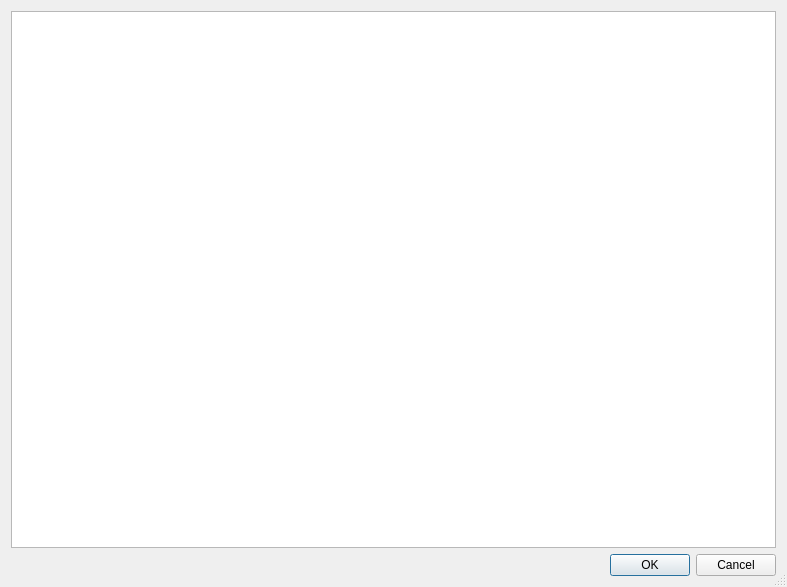
Old version of the form pbom/ui/insertdialog.ui in the repository winseros/pboman3.
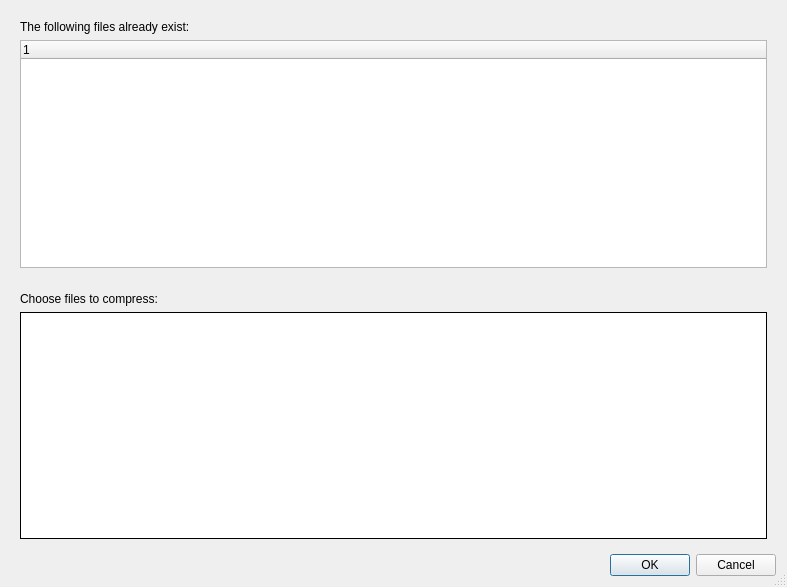
New version of the form. Custom widgets are drawn as their Qt base class.

The edit to the form file:
```diff
--- a/pbom/ui/insertdialog.ui
+++ b/pbom/ui/insertdialog.ui
@@ -27,14 +27,76 @@
   </property>
   <layout class="QVBoxLayout" name="verticalLayout">
    <item>
-    <widget class="QListWidget" name="list">
-     <property name="alternatingRowColors">
-      <bool>true</bool>
-     </property>
+    <widget class="QWidget" name="conflictsWidget" native="true">
+     <layout class="QVBoxLayout" name="conflictsBox">
+      <item>
+       <widget class="QLabel" name="conflictsLabel">
+        <property name="text">
+         <string>The following files already exist:</string>
+        </property>
+       </widget>
+      </item>
+      <item>
+       <widget class="pboman3::ConflictsList" name="conflictsList">
+        <property name="contextMenuPolicy">
+         <enum>Qt::CustomContextMenu</enum>
+        </property>
+        <property name="alternatingRowColors">
+         <bool>true</bool>
+        </property>
+        <property name="selectionMode">
+         <enum>QAbstractItemView::ExtendedSelection</enum>
+        </property>
+        <property name="uniformRowHeights">
+         <bool>true</bool>
+        </property>
+        <column>
+         <property name="text">
+          <string notr="true">1</string>
+         </property>
+        </column>
+       </widget>
+      </item>
+     </layout>
     </widget>
    </item>
    <item>
-    <widget class="QDialogButtonBox" name="buttons">
+    <widget class="QWidget" name="compressWidget" native="true">
+     <layout class="QVBoxLayout" name="compressBox">
+      <item>
+       <widget class="QLabel" name="compressLabel">
+        <property name="text">
+         <string>Choose files to compress:</string>
+        </property>
+       </widget>
+      </item>
+      <item>
+       <widget class="pboman3::CompressList" name="compressList">
+        <property name="frameShape">
+         <enum>QFrame::Box</enum>
+        </property>
+        <property name="frameShadow">
+         <enum>QFrame::Plain</enum>
+        </property>
+        <property name="alternatingRowColors">
+         <bool>true</bool>
+        </property>
+        <property name="selectionMode">
+         <enum>QAbstractItemView::ExtendedSelection</enum>
+        </property>
+        <property name="uniformRowHeights">
+         <bool>true</bool>
+        </property>
+        <property name="itemsExpandable">
+         <bool>false</bool>
+        </property>
+       </widget>
+      </item>
+     </layout>
+    </widget>
+   </item>
+   <item>
+    <widget class="pboman3::InsertDialogButtons" name="buttons">
      <property name="standardButtons">
       <set>QDialogButtonBox::Cancel|QDialogButtonBox::Ok</set>
      </property>
@@ -42,6 +104,27 @@
    </item>
   </layout>
  </widget>
+ <customwidgets>
+  <customwidget>
+   <class>pboman3::CompressList</class>
+   <extends>QTreeView</extends>
+   <header>ui/compresslist.h</header>
+  </customwidget>
+  <customwidget>
+   <class>pboman3::ConflictsList</class>
+   <extends>QTreeWidget</extends>
+   <header>ui/conflictslist.h</header>
+  </customwidget>
+  <customwidget>
+   <class>pboman3::InsertDialogButtons</class>
+   <extends>QDialogButtonBox</extends>
+   <header>ui/insertdialogbuttons.h</header>
+   <slots>
+    <signal>next()</signal>
+    <signal>back()</signal>
+   </slots>
+  </customwidget>
+ </customwidgets>
  <resources/>
  <connections>
   <connection>
```
Left out of the diff: 36 changed lines with no effect on the pictures.
